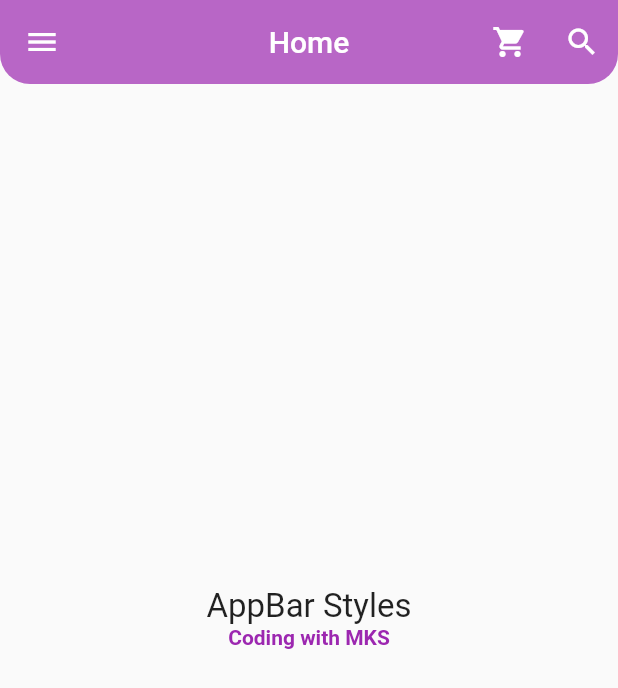
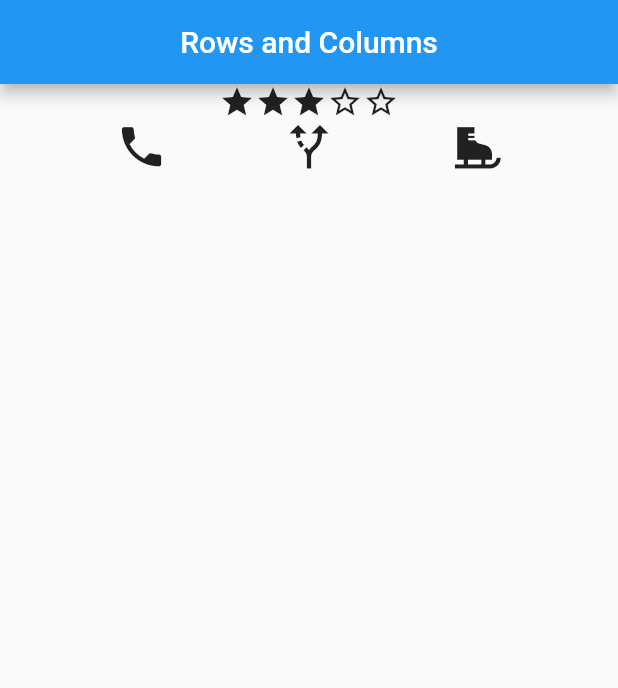
Before and after one commit to moekyawsoe/flutter-programs, a Flutter app: the screen it shows after launch, on a phone screen of 412 x 824 dp. Shown: the top 688 px of the screen. Run offline on Flutter 3.47's test engine with Material 2 defaults, Android fonts, the phone set to English and light mode, and no system bars; our stand-ins replace font_awesome_flutter.

Commit message:
Update Dashboard.dart

```diff
--- a/flutter_programs/lib/Dashboard.dart
+++ b/flutter_programs/lib/Dashboard.dart
@@ -9,42 +9,41 @@ class Dashboard extends StatelessWidget {
   @override
   Widget build(BuildContext context) {
     return Scaffold(
-      extendBodyBehindAppBar: true,
       appBar: AppBar(
-        leading: IconButton(
-          icon: const Icon(Icons.menu),
-          onPressed: () {},
-        ),
-        title: const Text("Home"),
-        actions: [
-          IconButton(onPressed: () {}, icon: const Icon(Icons.shopping_cart)),
-          IconButton(onPressed: () {}, icon: const Icon(Icons.search)),
-          // IconButton(onPressed: () {}, icon: const Icon(Icons.menu_book)),
-        ],
-        elevation: 0,
+        title: const Text("Rows and Columns"),
         centerTitle: true,
-        backgroundColor: Colors.purple.withOpacity(0.7),
-        shape: const RoundedRectangleBorder(
-            borderRadius: BorderRadius.vertical(bottom: Radius.circular(20))),
-        // flexibleSpace: const Image(
-        //   image: NetworkImage(
-        //       "https://media.istockphoto.com/id/468993368/photo/house.jpg?s=612x612&w=0&k=20&c=sazQHQhVq1vR7nsoVmtDCAyXp8sZFhY_xoXrvVp8KCs="),
-        //   fit: BoxFit.cover,
-        // ),
       ),
-      body: Center(
+      body: Container(
         child: Column(
-          mainAxisAlignment: MainAxisAlignment.center,
-          children: const [
-            Text(
-              "AppBar Styles",
-              style: TextStyle(fontSize: 22),
+          children: [
+            Row(
+              mainAxisAlignment: MainAxisAlignment.center,
+              children: const [
+                Icon(Icons.star),
+                Icon(Icons.star),
+                Icon(Icons.star),
+                Icon(Icons.star_border),
+                Icon(Icons.star_border),
+              ],
             ),
-            Text(
-              "Coding with MKS",
-              style:
-                  TextStyle(fontWeight: FontWeight.bold, color: Colors.purple),
-            )
+            Row(
+              mainAxisAlignment: MainAxisAlignment.spaceEvenly,
+              crossAxisAlignment: CrossAxisAlignment.end,
+              children: const [
+                Icon(
+                  Icons.phone,
+                  size: 35.0,
+                ),
+                Icon(
+                  Icons.alt_route,
+                  size: 35.0,
+                ),
+                Icon(
+                  Icons.ice_skating,
+                  size: 35.0,
+                )
+              ],
+            ),
           ],
         ),
       ),
```
